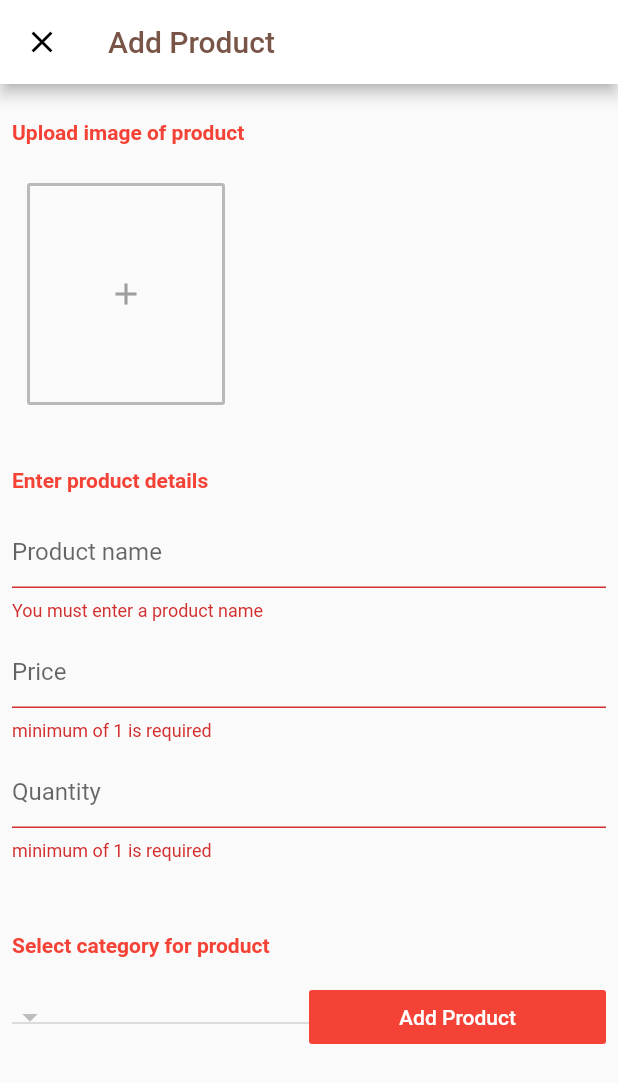
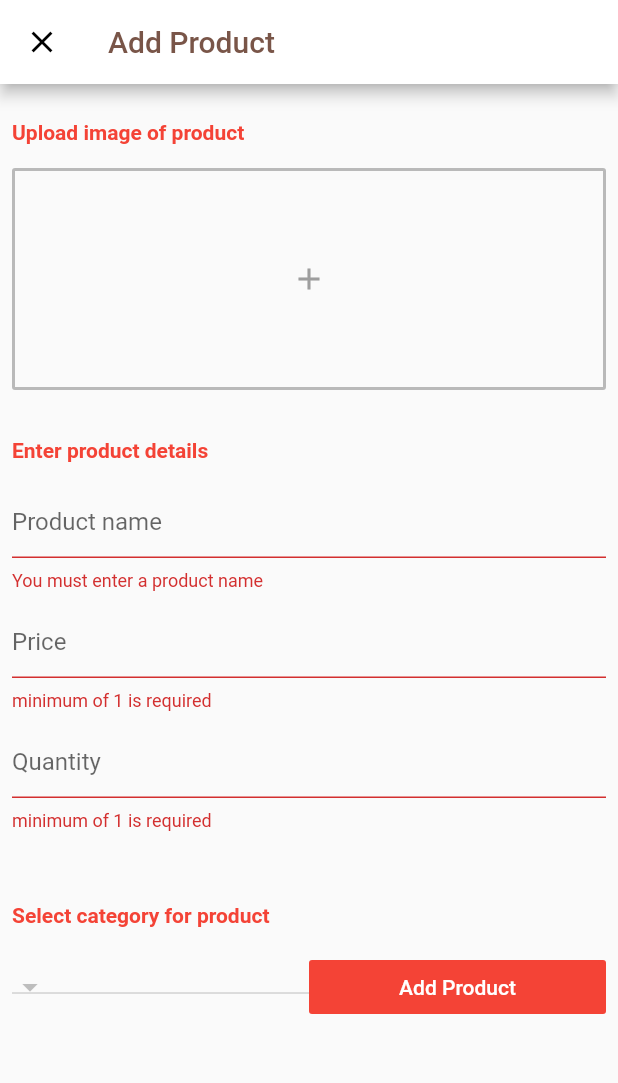
Before and after one commit to koketsomatjila/Sams_Liquor_Admin, a Flutter app: the AddProduct screen opened directly, after a tap on "Add Product", on a phone screen of 412 x 824 dp. Shown: the top 1083 px of the screen. Run offline on Flutter 3.47's test engine with Material 2 defaults, Android fonts, the phone set to English and light mode, and no system bars; our stand-ins replace cloud_firestore, firebase_auth, firebase_core, firebase_storage, fluttertoast, image_picker; accounts and stored records are empty.

Commit message:
updates 0402

```diff
--- a/lib/Database/Products.dart
+++ b/lib/Database/Products.dart
@@ -8,8 +8,9 @@ class ProductService {
   void uploadProduct(
       {String productName,
       String category,
+      String picture,
       int quantity,
-      List images,
+      // List images,
       double price}) {
     var id = Uuid();
     String productId = id.v1();
@@ -20,6 +21,8 @@ class ProductService {
       'Category': category,
       'Quantity': quantity,
       'Price': price,
+      'Picture': picture,
+      // 'Image': images,
     });
   }
 }
--- a/lib/Screens/Add Products.dart
+++ b/lib/Screens/Add Products.dart
@@ -9,7 +9,7 @@ import 'package:sams_liquor_admin/Screens/Admin.dart';
 import '../Database/Category.dart';
 import 'package:image_picker/image_picker.dart';
 import 'package:fluttertoast/fluttertoast.dart';
-import 'package:flushbar/flushbar.dart';
+// import 'package:flushbar/flushbar.dart';
 
 class AddProduct extends StatefulWidget {
   @override
@@ -28,8 +28,6 @@ class _AddProductState extends State<AddProduct> {
       <DropdownMenuItem<String>>[];
   String _currentCategory;
   File _image1;
-  File _image2;
-  File _image3;
 
   @override
   // ignore: must_call_super
@@ -87,10 +85,9 @@ class _AddProductState extends State<AddProduct> {
                     TextStyle(color: Colors.red, fontWeight: FontWeight.bold),
               ),
             ),
-            Row(
-              children: [
-                Padding(
-                  padding: const EdgeInsets.all(18.0),
+            Expanded(
+              child: Padding(
+                padding: const EdgeInsets.all(8.0),
                 child: OutlineButton(
                   onPressed: () {
                     // ignore: deprecated_member_use
@@ -106,44 +103,6 @@ class _AddProductState extends State<AddProduct> {
                   ),
                 ),
               ),
-
-                // Expanded(
-                //   child: Padding(
-                //     padding: const EdgeInsets.all(8.0),
-                //     child: OutlineButton(
-                //       onPressed: () {
-                //         selectImage(
-                //             // ignore: deprecated_member_use
-                //             ImagePicker.pickImage(source: ImageSource.gallery),
-                //             2);
-                //       },
-                //       child: _displayChild2(),
-                //       borderSide: BorderSide(
-                //         color: Colors.grey.withOpacity(0.7),
-                //         width: 2,
-                //       ),
-                //     ),
-                //   ),
-                // ),
-                // Expanded(
-                //   child: Padding(
-                //     padding: const EdgeInsets.all(8.0),
-                //     child: OutlineButton(
-                //       onPressed: () {
-                //         selectImage(
-                //             // ignore: deprecated_member_use
-                //             ImagePicker.pickImage(source: ImageSource.gallery),
-                //             3);
-                //       },
-                //       child: _displayChild3(),
-                //       borderSide: BorderSide(
-                //         color: Colors.grey.withOpacity(0.7),
-                //         width: 2,
-                //       ),
-                //     ),
-                //   ),
-                // ),
-              ],
             ),
 
             //Form
@@ -250,6 +209,7 @@ class _AddProductState extends State<AddProduct> {
                       textColor: Colors.white,
                       onPressed: () {
                         validateAndUpload();
+                        _formKey.currentState.dispose();
                       },
                     ),
                   ),
@@ -285,12 +245,6 @@ class _AddProductState extends State<AddProduct> {
       case 1:
         setState(() => _image1 = tempImg);
         break;
-      case 2:
-        setState(() => _image2 = tempImg);
-        break;
-      case 3:
-        setState(() => _image3 = tempImg);
-        break;
     }
   }
 
@@ -311,82 +265,34 @@ class _AddProductState extends State<AddProduct> {
     }
   }
 
-  // Widget _displayChild2() {
-  //   if (_image2 == null) {
-  //     return Padding(
-  //       padding: const EdgeInsets.fromLTRB(8, 62, 8, 62),
-  //       child: Icon(
-  //         Icons.add,
-  //         color: Colors.grey,
-  //       ),
-  //     );
-  //   } else {
-  //     return Image.file(
-  //       _image2,
-  //       width: double.infinity,
-  //     );
-  //   }
-  // }
-
-  // Widget _displayChild3() {
-  //   if (_image3 == null) {
-  //     return Padding(
-  //       padding: const EdgeInsets.fromLTRB(8, 62, 8, 62),
-  //       child: Icon(
-  //         Icons.add,
-  //         color: Colors.grey,
-  //       ),
-  //     );
-  //   } else {
-  //     return Image.file(
-  //       _image3,
-  //     );
-  //   }
-  // }
-
   Future<void> validateAndUpload() async {
     if (_formKey.currentState.validate()) {
-      if (_image1 != null && _image2 != null && _image3 != null) {
-        String imageUrl1;
-        String imageUrl2;
-        String imageUrl3;
+      if (_image1 != null) {
+        String picUrl1;
+
         final FirebaseStorage storage = FirebaseStorage.instance;
         final String picture1 =
             "1${DateTime.now().millisecondsSinceEpoch.toString()}.jpg";
         UploadTask task1 = storage.ref().child(picture1).putFile(_image1);
-        final String picture2 =
-            "2${DateTime.now().millisecondsSinceEpoch.toString()}.jpg";
-        UploadTask task2 = storage.ref().child(picture2).putFile(_image2);
-        final String picture3 =
-            "3${DateTime.now().millisecondsSinceEpoch.toString()}.jpg";
-        UploadTask task3 = storage.ref().child(picture3).putFile(_image3);
 
         TaskSnapshot snapshot1 = await task1.then((snapshot1) => snapshot1);
-        TaskSnapshot snapshot2 = await task2.then((snapshot2) => snapshot2);
 
-        task3.then((snapshot3) async {
-          imageUrl1 = await snapshot1.ref.getDownloadURL();
-          imageUrl2 = await snapshot2.ref.getDownloadURL();
-          imageUrl3 = await snapshot3.ref.getDownloadURL();
-          List<String> imageList = [imageUrl1, imageUrl2, imageUrl3];
+        task1.then((snapshot1) async {
+          picUrl1 = await snapshot1.ref.getDownloadURL();
+
+          // Picture<String> picture1 = [picUrl1];
 
           productService.uploadProduct(
               productName: productNameController.text,
               price: double.parse(productPriceController.text),
-              images: imageList,
+              // images: imageList,
+              picture: picture1,
               category: _currentCategory,
               quantity: int.parse(productQuantityController.text));
-          _formKey.currentState.reset();
 
-          Flushbar(
-            flushbarPosition: FlushbarPosition.BOTTOM,
-            message: "Product Added Successfully",
-          );
-
-          // Fluttertoast.showToast(msg: "Product Added Successfully");
+          Fluttertoast.showToast(msg: "Product Added Successfully");
         });
       } else {
-        // setState(() => isLoading = false);
         Fluttertoast.showToast(msg: "all images must be provided");
       }
     }
```
Also changed, not shown: lib/Screens/Splash.dart (+10 -6 lines). Lines whose indentation alone changed are shown as unchanged.
